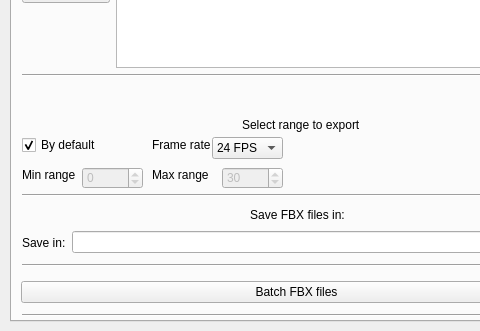
The window that myPipelineTool/UI/myPipelineToolUI.ui (MauroRigger/scripts) describes before a commit, drawn with Qt 5; both pictures show x 0 to 480 and y 309 to 640 of the 611 by 640 pixel window.
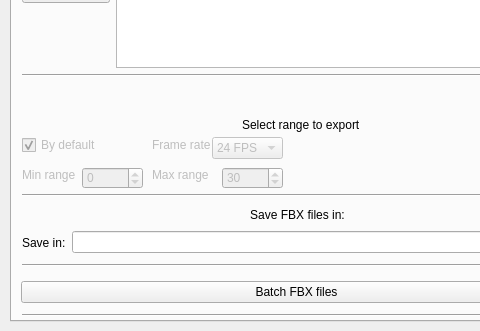
The same window after the commit.

Patch:
```diff
--- a/myPipelineTool/UI/myPipelineToolUI.ui
+++ b/myPipelineTool/UI/myPipelineToolUI.ui
@@ -657,7 +657,7 @@
        </widget>
        <widget class="QCheckBox" name="checkBox_range_by_default">
         <property name="enabled">
-         <bool>true</bool>
+         <bool>false</bool>
         </property>
         <property name="geometry">
          <rect>
@@ -700,6 +700,9 @@
         </property>
        </widget>
        <widget class="QLabel" name="label_8">
+        <property name="enabled">
+         <bool>false</bool>
+        </property>
         <property name="geometry">
          <rect>
           <x>10</x>
@@ -713,6 +716,9 @@
         </property>
        </widget>
        <widget class="QLabel" name="label_9">
+        <property name="enabled">
+         <bool>false</bool>
+        </property>
         <property name="geometry">
          <rect>
           <x>140</x>
@@ -757,6 +763,9 @@
         </property>
        </widget>
        <widget class="QComboBox" name="comboBox_frame_rate">
+        <property name="enabled">
+         <bool>false</bool>
+        </property>
         <property name="geometry">
          <rect>
           <x>200</x>
@@ -790,6 +799,9 @@
         </item>
        </widget>
        <widget class="QLabel" name="label_10">
+        <property name="enabled">
+         <bool>false</bool>
+        </property>
         <property name="geometry">
          <rect>
           <x>140</x>
```
